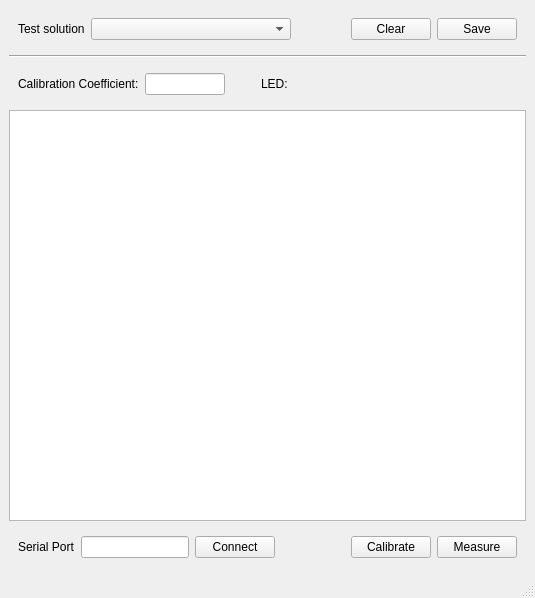
The window that python/colorimeter/colorimeter/mockups/concentration_gui/concentration_gui.ui (iorodeo/colorimeter) describes before a commit, drawn with Qt 5.
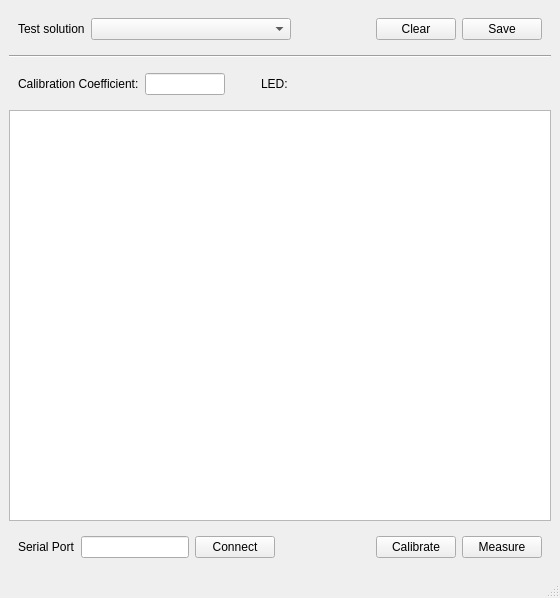
The same window after the commit.

The edit to the form file:
```diff
--- a/python/colorimeter/colorimeter/mockups/concentration_gui/concentration_gui.ui
+++ b/python/colorimeter/colorimeter/mockups/concentration_gui/concentration_gui.ui
@@ -6,7 +6,7 @@
    <rect>
     <x>0</x>
     <y>0</y>
-    <width>535</width>
+    <width>560</width>
     <height>598</height>
    </rect>
   </property>
```
Left out of the diff: 6 changed lines with no effect on the pictures.
